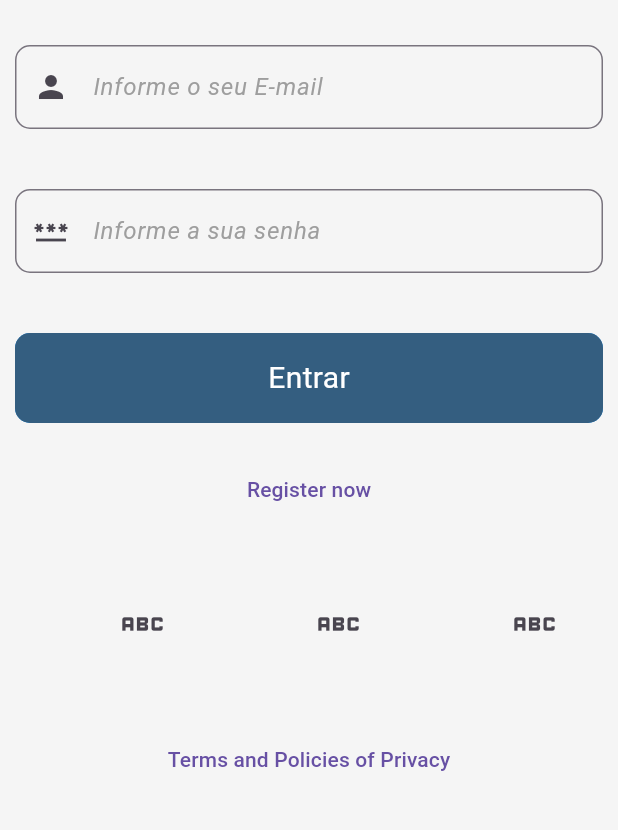
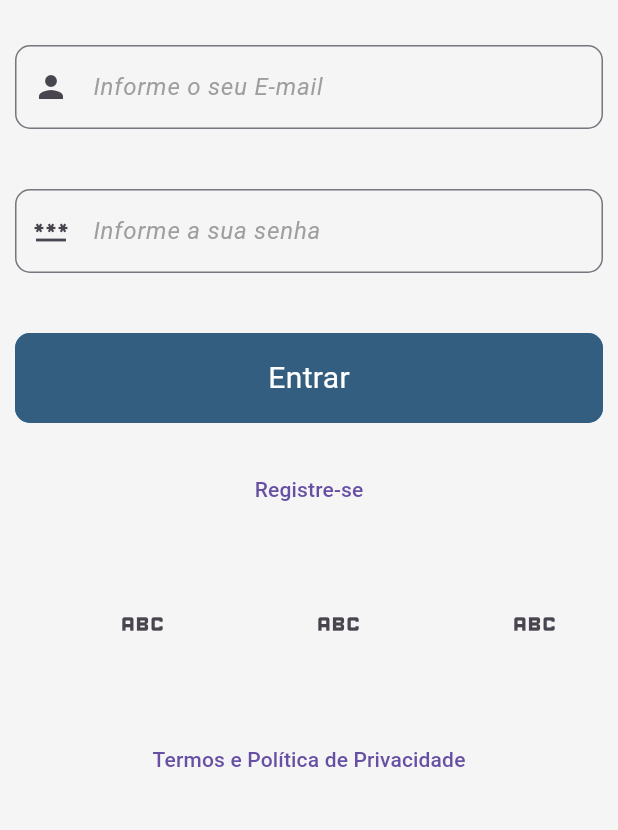
Before and after one commit to italomaia03/projeto-integrado-iv, a Flutter app: the screen it shows after launch, on a phone screen of 412 x 824 dp, the part 282-1112 px from its top. Run offline on Flutter 3.47's test engine with Material 3 defaults, Android fonts, the light colour scheme and no system bars; accounts and stored records are empty.

Commit message:
Iniciando verificação de usuário

```diff
--- /dev/null
+++ b/lib/bd/database.dart
@@ -0,0 +1,31 @@
+import 'package:somar/models/usuario.dart';
+
+class Database{
+  static final Database _singleton = Database._internal();
+
+  Database._internal();
+
+  factory Database(){
+    return _singleton;
+  }
+  // Outra gambiarra
+  List<Usuario> usuarios = [
+    Usuario(
+      codigo: 40028922,
+      nome: 'fabricio',
+      email: 'fabricio@gmail.com',
+      senha: 'naruto',
+    ),
+  ];
+
+  Usuario? login(String email, String senha){
+    for(var usuario in usuarios){
+      if (usuario.email == email && usuario.senha == senha){
+        return usuario;
+      }
+    }
+    return null;
+  }
+
+  Usuario? usuarioLogado;
+}
--- /dev/null
+++ b/lib/models/usuario.dart
@@ -0,0 +1,13 @@
+class Usuario{
+  Usuario({
+    required this.codigo,
+    required this.nome,
+    required this.email,
+    required this.senha,
+  });
+
+  final int codigo;
+  String nome;
+  String email;
+  String senha;
+}
--- a/lib/pages/login/login_page.dart
+++ b/lib/pages/login/login_page.dart
@@ -1,5 +1,6 @@
 import 'package:flutter/material.dart';
-import 'package:flutter/widgets.dart';
+import 'package:somar/bd/database.dart';
+import 'package:somar/models/usuario.dart';
 import 'package:somar/routes.dart';
 import 'package:somar/widgets/custom_button.dart';
 import 'package:somar/widgets/custom_edit.dart';
@@ -18,6 +19,8 @@ class _LoginPageState extends State<LoginPage> {
   final _formKey = GlobalKey<FormState>();
   bool buttonClick = false;
 
+  get usuario => null;
+
   void _login() {
     if(buttonClick){
       return;
@@ -33,15 +36,31 @@ class _LoginPageState extends State<LoginPage> {
       const Duration(seconds: 2),
       (){
         if(_formKey.currentState!.validate()){
-          // posso fazer o login
+          ScaffoldMessenger.of(context).showSnackBar(
+            const SnackBar(
+              content: Text('Buscando usuários...'),
+              ),
+          );
+          Usuario? usuario = Database().login(textUsuario.text.trim(), password.text.trim());
         }
+
+        if(usuario == null){
+          ScaffoldMessenger.of(context).hideCurrentSnackBar();
+          ScaffoldMessenger.of(context).showSnackBar(
+            const SnackBar(
+              content: Text('Usuário não encontrado!'),
+              backgroundColor: Colors.red,
+            ),);
+        } else {
+          // usuario existe
+        }
+
+
         setState(() {
           buttonClick = false;
         });
       }
     );
-
-
   }
 
   @override
@@ -98,7 +117,7 @@ class _LoginPageState extends State<LoginPage> {
                   onPressed: () {
                     Navigator.of(context).pushNamed(Routes.register);
                   },
-                  child: const Text('Register now'),
+                  child: const Text('Registre-se'),
                 ),
                 const SizedBox(height: 40),
                 Center(
@@ -130,7 +149,7 @@ class _LoginPageState extends State<LoginPage> {
                 Center(
                   child: TextButton(
                     onPressed: () {},
-                    child: const Text('Terms and Policies of Privacy'),
+                    child: const Text('Termos e Política de Privacidade'),
                   ),
                 ),
               ],
```
